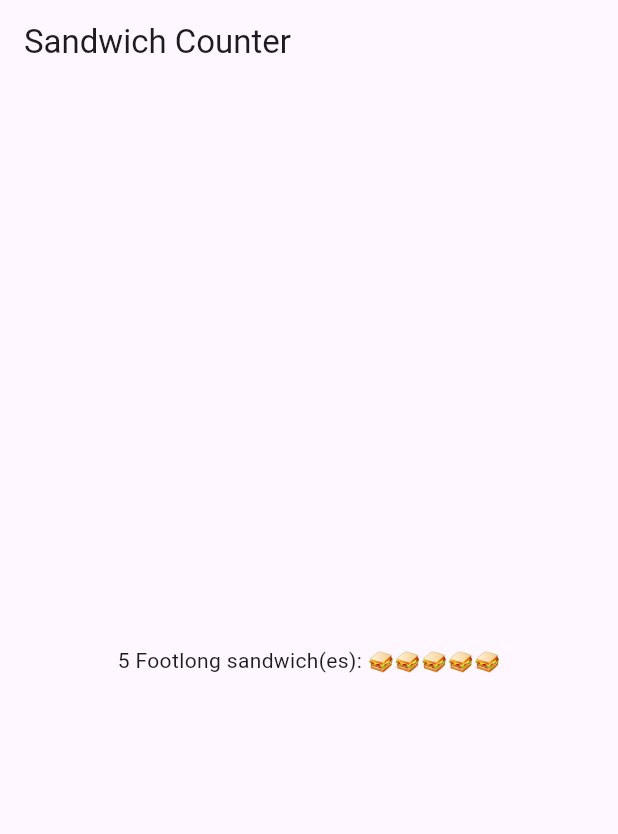
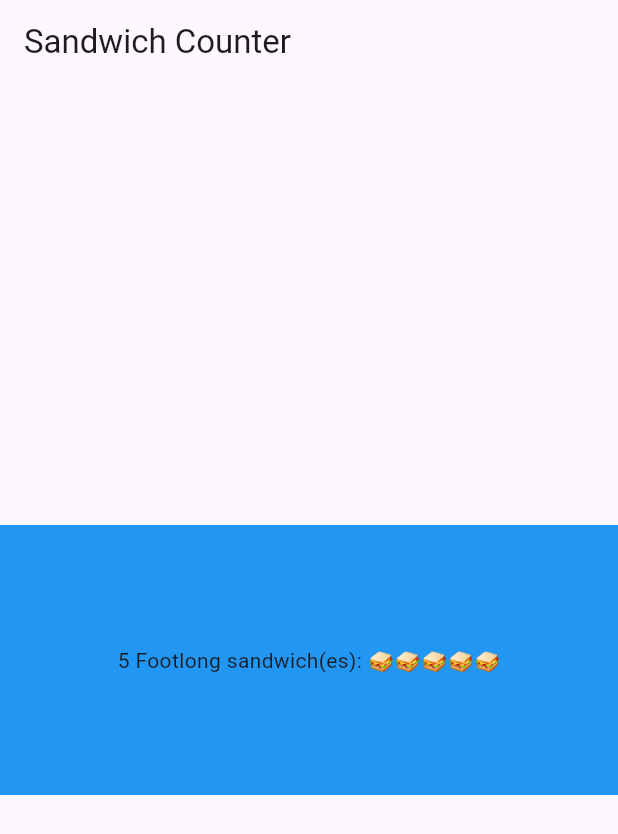
Before and after one commit to lily-denn/sandwich_shop, a Flutter app: the screen it shows after launch, on a phone screen of 412 x 824 dp. Shown: the top 834 px of the screen. Run offline on Flutter 3.47's test engine with Material 3 defaults, Android fonts, the phone set to English and light mode, and no system bars.

Commit message:
added container for OrderItemDisplay

```diff
--- a/lib/main.dart
+++ b/lib/main.dart
@@ -13,8 +13,14 @@ class App extends StatelessWidget {
       title: 'Sandwich Shop App',
       home: Scaffold(
         appBar: AppBar(title: const Text('Sandwich Counter')),
-        body: const Center(
-          child: OrderItemDisplay(5, 'Footlong'),
+        body: Center(
+          child: Container(
+            width: 500,
+            height: 180,
+            color: Colors.blue,
+            alignment: Alignment.center,
+            child: OrderItemDisplay(5, 'Footlong'),
+          ),
         ),
       ),
     );
```
